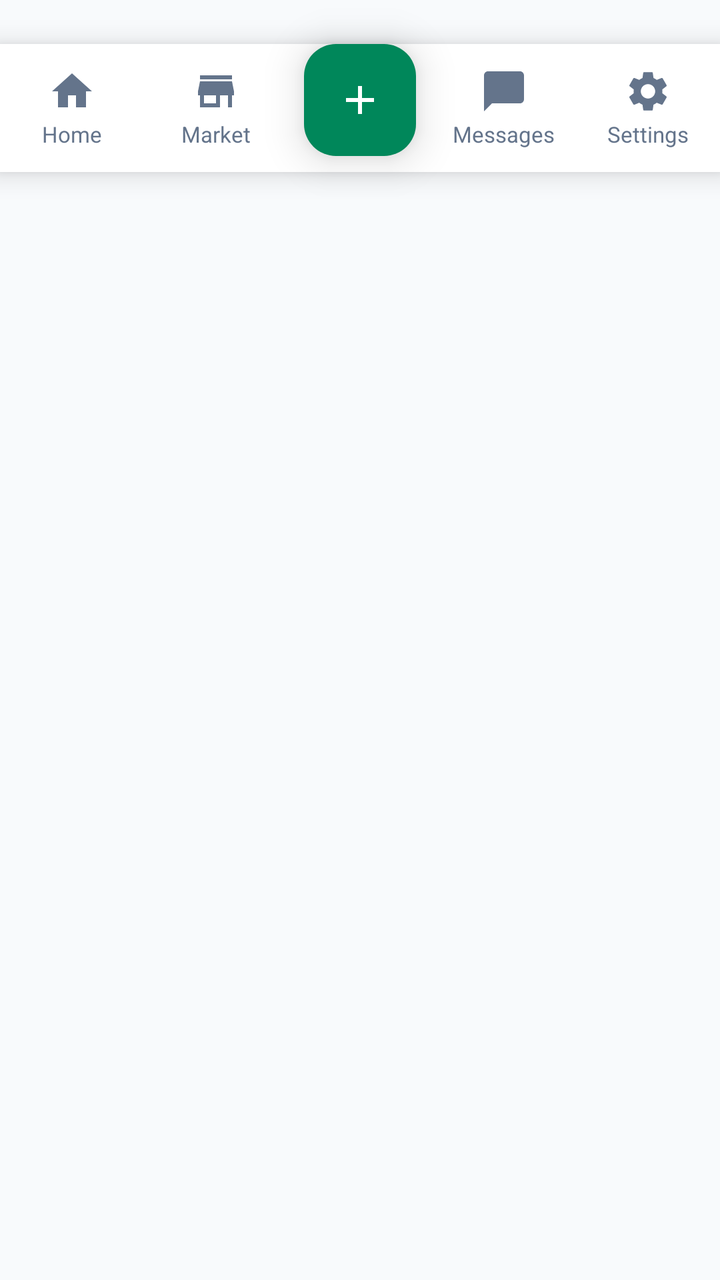
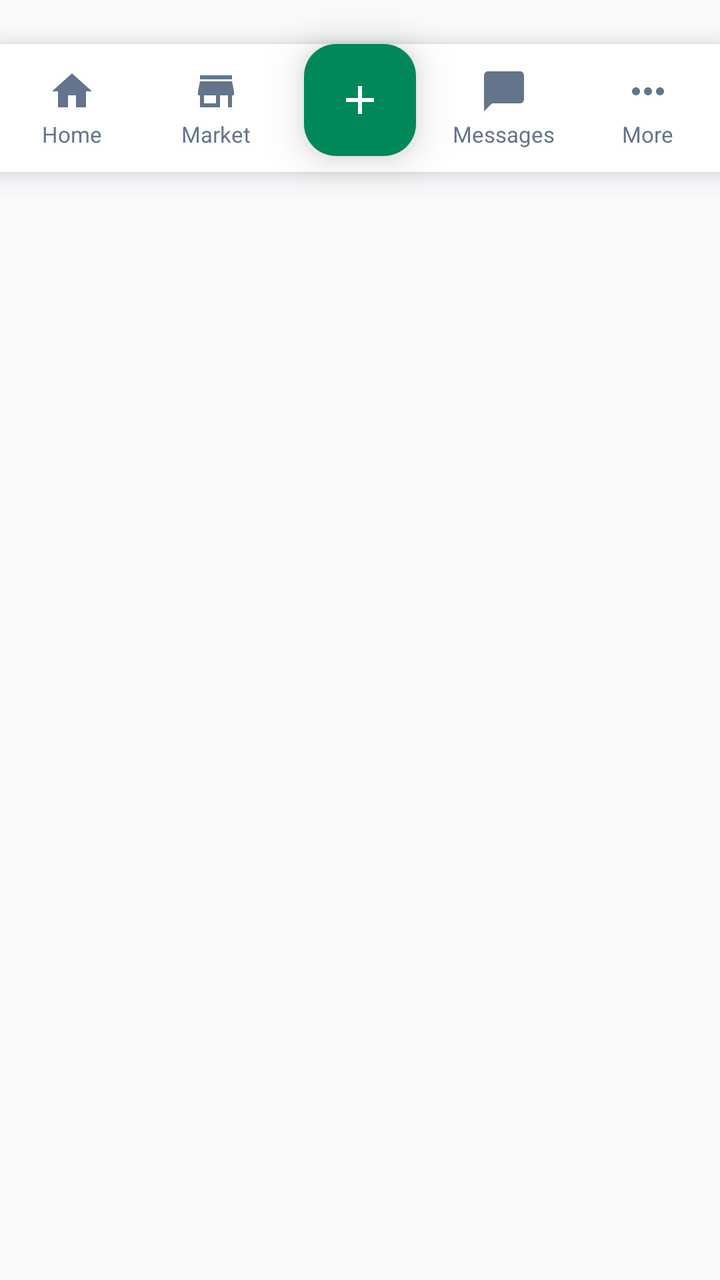

Two renders of the same Android screen: before a commit and after it. Below are the layout's source before the change and the commit's diff.
<!-- AndroidManifest.xml: application theme Theme.Marketplace -->
<!-- res/layout/layout_bottom_navigation.xml -->
<?xml version="1.0" encoding="utf-8"?>
<FrameLayout xmlns:android="http://schemas.android.com/apk/res/android"
    xmlns:app="http://schemas.android.com/apk/res-auto"
    android:layout_width="match_parent"
    android:layout_height="wrap_content"
    android:clipChildren="false"
    android:clipToPadding="false"
    android:paddingTop="22dp">

    <LinearLayout
        android:layout_width="match_parent"
        android:layout_height="64dp"
        android:background="?attr/colorSurface"
        android:baselineAligned="false"
        android:elevation="8dp"
        android:orientation="horizontal">

        <LinearLayout
            android:id="@+id/tabHome"
            style="@style/Widget.Marketplace.NavTab">

            <ImageView
                style="@style/Widget.Marketplace.NavIcon"
                android:importantForAccessibility="no"
                android:src="@drawable/ic_nav_home" />

            <TextView
                style="@style/Widget.Marketplace.NavLabel"
                android:text="@string/nav_home" />
        </LinearLayout>

        <LinearLayout
            android:id="@+id/tabMarket"
            style="@style/Widget.Marketplace.NavTab">

            <ImageView
                style="@style/Widget.Marketplace.NavIcon"
                android:importantForAccessibility="no"
                android:src="@drawable/ic_nav_market" />

            <TextView
                style="@style/Widget.Marketplace.NavLabel"
                android:text="@string/nav_market" />
        </LinearLayout>

        
        <LinearLayout
            android:id="@+id/tabAction"
            style="@style/Widget.Marketplace.NavTab"
            android:gravity="bottom|center_horizontal"
            android:paddingBottom="8dp">

            <TextView
                style="@style/Widget.Marketplace.NavLabel"
                android:text="@string/nav_action"
                android:textColor="?attr/colorSecondary"
                android:textStyle="bold" />
        </LinearLayout>

        <LinearLayout
            android:id="@+id/tabMessages"
            style="@style/Widget.Marketplace.NavTab">

            <ImageView
                style="@style/Widget.Marketplace.NavIcon"
                android:importantForAccessibility="no"
                android:src="@drawable/ic_nav_messages" />

            <TextView
                style="@style/Widget.Marketplace.NavLabel"
                android:text="@string/nav_messages" />
        </LinearLayout>

        <LinearLayout
            android:id="@+id/tabSettings"
            style="@style/Widget.Marketplace.NavTab">

            <ImageView
                style="@style/Widget.Marketplace.NavIcon"
                android:importantForAccessibility="no"
                android:src="@drawable/ic_nav_settings" />

            <TextView
                style="@style/Widget.Marketplace.NavLabel"
                android:text="@string/nav_settings" />
        </LinearLayout>
    </LinearLayout>

    <com.google.android.material.floatingactionbutton.FloatingActionButton
        android:id="@+id/fabAction"
        android:layout_width="wrap_content"
        android:layout_height="wrap_content"
        android:layout_gravity="top|center_horizontal"
        android:contentDescription="@string/cd_action"
        android:elevation="12dp"
        android:src="@drawable/ic_add"
        app:backgroundTint="@color/action_fab_tint"
        app:elevation="12dp"
        app:fabSize="normal"
        app:tint="?attr/colorOnSecondary" />
</FrameLayout>
<!-- resources referenced by this layout -->
<resources>
  <!-- drawable ic_add (drawable) -->
  <?xml version="1.0" encoding="utf-8"?>
  <vector xmlns:android="http://schemas.android.com/apk/res/android" android:width="24dp" android:height="24dp" android:tint="?attr/colorControlNormal" android:viewportWidth="24" android:viewportHeight="24"><path android:fillColor="@color/black" android:pathData="M19,13h-6v6h-2v-6H5v-2h6V5h2v6h6v2z" /></vector>
  <!-- drawable ic_nav_home (drawable) -->
  <?xml version="1.0" encoding="utf-8"?>
  <vector xmlns:android="http://schemas.android.com/apk/res/android"
      android:width="24dp"
      android:height="24dp"
      android:tint="?attr/colorControlNormal"
      android:viewportWidth="24"
      android:viewportHeight="24">
      <path
          android:fillColor="@color/black"
          android:pathData="M10,20v-6h4v6h5v-8h3L12,3 2,12h3v8z" />
  </vector>
  <!-- drawable ic_nav_market (drawable) -->
  <?xml version="1.0" encoding="utf-8"?>
  <vector xmlns:android="http://schemas.android.com/apk/res/android" android:width="24dp" android:height="24dp" android:tint="?attr/colorControlNormal" android:viewportWidth="24" android:viewportHeight="24"><path android:fillColor="@color/black" android:pathData="M20,4H4v2h16V4zM21,14v-2l-1,-5H4l-1,5v2h1v6h10v-6h4v6h2v-6h1zM12,18H6v-4h6v4z" /></vector>
  <!-- drawable ic_nav_settings (drawable) -->
  <?xml version="1.0" encoding="utf-8"?>
  <vector xmlns:android="http://schemas.android.com/apk/res/android" android:width="24dp" android:height="24dp" android:tint="?attr/colorControlNormal" android:viewportWidth="24" android:viewportHeight="24"><path android:fillColor="@color/black" android:pathData="M19.14,12.94c0.04,-0.3 0.06,-0.61 0.06,-0.94c0,-0.32 -0.02,-0.64 -0.07,-0.94l2.03,-1.58c0.18,-0.14 0.23,-0.41 0.12,-0.61l-1.92,-3.32c-0.12,-0.22 -0.37,-0.29 -0.59,-0.22l-2.39,0.96c-0.5,-0.38 -1.03,-0.7 -1.62,-0.94L14.4,2.81c-0.04,-0.24 -0.24,-0.41 -0.48,-0.41h-3.84c-0.24,0 -0.43,0.17 -0.47,0.41L9.25,5.35C8.66,5.59 8.12,5.92 7.63,6.29L5.24,5.33c-0.22,-0.08 -0.47,0 -0.59,0.22L2.74,8.87C2.62,9.08 2.66,9.34 2.86,9.48l2.03,1.58C4.84,11.36 4.8,11.69 4.8,12s0.02,0.64 0.07,0.94l-2.03,1.58c-0.18,0.14 -0.23,0.41 -0.12,0.61l1.92,3.32c0.12,0.22 0.37,0.29 0.59,0.22l2.39,-0.96c0.5,0.38 1.03,0.7 1.62,0.94l0.36,2.54c0.05,0.24 0.24,0.41 0.48,0.41h3.84c0.24,0 0.44,-0.17 0.47,-0.41l0.36,-2.54c0.59,-0.24 1.13,-0.56 1.62,-0.94l2.39,0.96c0.22,0.08 0.47,0 0.59,-0.22l1.92,-3.32c0.12,-0.22 0.07,-0.47 -0.12,-0.61L19.14,12.94zM12,15.6c-1.98,0 -3.6,-1.62 -3.6,-3.6s1.62,-3.6 3.6,-3.6s3.6,1.62 3.6,3.6S13.98,15.6 12,15.6z" /></vector>
  <string name="cd_action">Quick action</string>
  <string name="nav_action">Action</string>
  <string name="nav_home">Home</string>
  <string name="nav_market">Market</string>
  <string name="nav_messages">Messages</string>
  <string name="nav_settings">Settings</string>
  <style name="Widget.Marketplace.NavIcon" parent="">
          <item name="android:layout_width">24dp</item>
          <item name="android:layout_height">24dp</item>
          <item name="android:tint">@color/nav_item_color</item>
      </style>
  <style name="Widget.Marketplace.NavLabel" parent="">
          <item name="android:layout_width">wrap_content</item>
          <item name="android:layout_height">wrap_content</item>
          <item name="android:layout_marginTop">2dp</item>
          <item name="android:textSize">11sp</item>
          <item name="android:textColor">@color/nav_item_color</item>
      </style>
  <color name="black">#000000</color>
  <color name="colorPrimary">#00593B</color>
  <color name="colorPrimaryVariant">#00402A</color>
  <color name="white">#FFFFFF</color>
  <color name="colorSecondaryLight">#E8F5E9</color>
  <color name="colorSecondary">#00875A</color>
  <color name="colorBackground">#F8FAFC</color>
  <color name="colorSurface">#FFFFFF</color>
  <color name="colorTextPrimary">#0F172A</color>
  <color name="colorTextSecondary">#64748B</color>
  <color name="colorBorder">#D1D5DB</color>
  <color name="colorError">#DC2626</color>
  <!-- unchanged entries left out for length: 3 -->
</resources>

<!-- the commit's change to res/layout/layout_bottom_navigation.xml (unified diff, before → after) -->
@@ -72,17 +72,17 @@
         </LinearLayout>
 
         <LinearLayout
-            android:id="@+id/tabSettings"
+            android:id="@+id/tabMore"
             style="@style/Widget.Marketplace.NavTab">
 
             <ImageView
                 style="@style/Widget.Marketplace.NavIcon"
                 android:importantForAccessibility="no"
-                android:src="@drawable/ic_nav_settings" />
+                android:src="@drawable/ic_nav_more" />
 
             <TextView
                 style="@style/Widget.Marketplace.NavLabel"
-                android:text="@string/nav_settings" />
+                android:text="@string/nav_more" />
         </LinearLayout>
     </LinearLayout>
 
<!-- resource entries referenced after the edit -->
@@ -18,15 +18,23 @@
   <!-- drawable ic_nav_market (drawable) -->
   <?xml version="1.0" encoding="utf-8"?>
   <vector xmlns:android="http://schemas.android.com/apk/res/android" android:width="24dp" android:height="24dp" android:tint="?attr/colorControlNormal" android:viewportWidth="24" android:viewportHeight="24"><path android:fillColor="@color/black" android:pathData="M20,4H4v2h16V4zM21,14v-2l-1,-5H4l-1,5v2h1v6h10v-6h4v6h2v-6h1zM12,18H6v-4h6v4z" /></vector>
-  <!-- drawable ic_nav_settings (drawable) -->
+  <!-- drawable ic_nav_more (drawable) -->
   <?xml version="1.0" encoding="utf-8"?>
-  <vector xmlns:android="http://schemas.android.com/apk/res/android" android:width="24dp" android:height="24dp" android:tint="?attr/colorControlNormal" android:viewportWidth="24" android:viewportHeight="24"><path android:fillColor="@color/black" android:pathData="M19.14,12.94c0.04,-0.3 0.06,-0.61 0.06,-0.94c0,-0.32 -0.02,-0.64 -0.07,-0.94l2.03,-1.58c0.18,-0.14 0.23,-0.41 0.12,-0.61l-1.92,-3.32c-0.12,-0.22 -0.37,-0.29 -0.59,-0.22l-2.39,0.96c-0.5,-0.38 -1.03,-0.7 -1.62,-0.94L14.4,2.81c-0.04,-0.24 -0.24,-0.41 -0.48,-0.41h-3.84c-0.24,0 -0.43,0.17 -0.47,0.41L9.25,5.35C8.66,5.59 8.12,5.92 7.63,6.29L5.24,5.33c-0.22,-0.08 -0.47,0 -0.59,0.22L2.74,8.87C2.62,9.08 2.66,9.34 2.86,9.48l2.03,1.58C4.84,11.36 4.8,11.69 4.8,12s0.02,0.64 0.07,0.94l-2.03,1.58c-0.18,0.14 -0.23,0.41 -0.12,0.61l1.92,3.32c0.12,0.22 0.37,0.29 0.59,0.22l2.39,-0.96c0.5,0.38 1.03,0.7 1.62,0.94l0.36,2.54c0.05,0.24 0.24,0.41 0.48,0.41h3.84c0.24,0 0.44,-0.17 0.47,-0.41l0.36,-2.54c0.59,-0.24 1.13,-0.56 1.62,-0.94l2.39,0.96c0.22,0.08 0.47,0 0.59,-0.22l1.92,-3.32c0.12,-0.22 0.07,-0.47 -0.12,-0.61L19.14,12.94zM12,15.6c-1.98,0 -3.6,-1.62 -3.6,-3.6s1.62,-3.6 3.6,-3.6s3.6,1.62 3.6,3.6S13.98,15.6 12,15.6z" /></vector>
+  <vector xmlns:android="http://schemas.android.com/apk/res/android"
+      android:width="24dp"
+      android:height="24dp"
+      android:viewportWidth="24"
+      android:viewportHeight="24">
+      <path
+          android:fillColor="#FF000000"
+          android:pathData="M6,10c-1.1,0 -2,0.9 -2,2s0.9,2 2,2 2,-0.9 2,-2 -0.9,-2 -2,-2zM18,10c-1.1,0 -2,0.9 -2,2s0.9,2 2,2 2,-0.9 2,-2 -0.9,-2 -2,-2zM12,10c-1.1,0 -2,0.9 -2,2s0.9,2 2,2 2,-0.9 2,-2 -0.9,-2 -2,-2z" />
+  </vector>
   <string name="cd_action">Quick action</string>
   <string name="nav_action">Action</string>
   <string name="nav_home">Home</string>
   <string name="nav_market">Market</string>
   <string name="nav_messages">Messages</string>
-  <string name="nav_settings">Settings</string>
+  <string name="nav_more">More</string>
   <style name="Widget.Marketplace.NavIcon" parent="">
           <item name="android:layout_width">24dp</item>
           <item name="android:layout_height">24dp</item>
